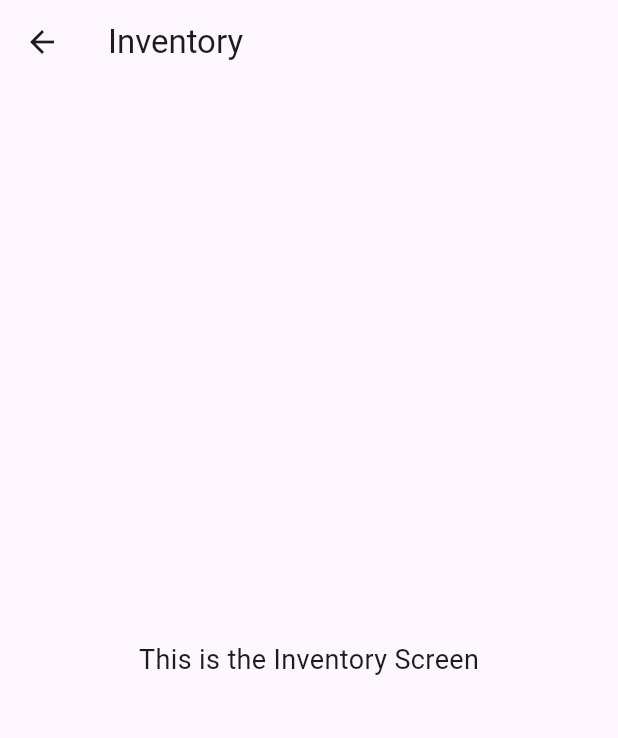
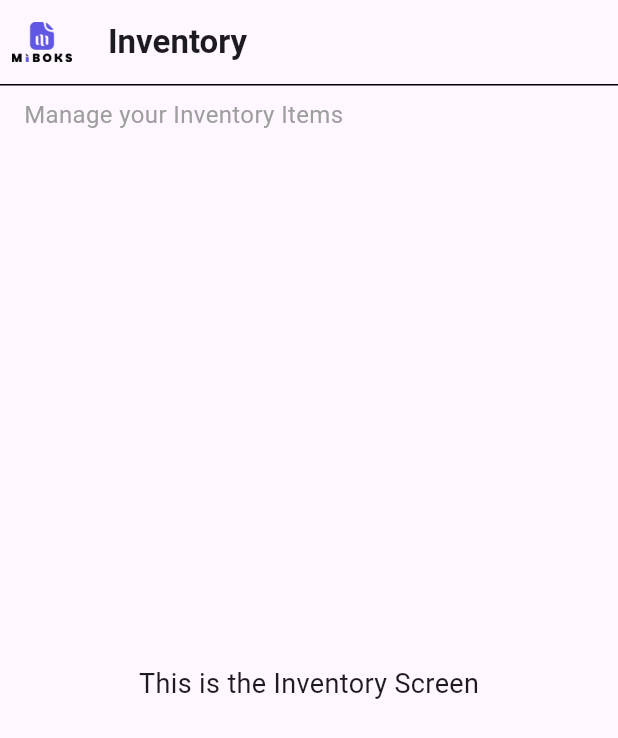
Before and after one commit to Chrisgentsl/miboks-millennialsierraleone, a Flutter app: the InventoryScreen screen opened directly, on a phone screen of 412 x 824 dp. Shown: the top 738 px of the screen. Run offline on Flutter 3.47's test engine with Material 3 defaults, Android fonts, the phone set to English and light mode, and no system bars; our stand-ins replace cloud_firestore, firebase_auth, firebase_core, shared_preferences; accounts and stored records are empty.

Commit message:
added app bar design on the inventory screen

```diff
--- a/lib/screens/inventory_screen.dart
+++ b/lib/screens/inventory_screen.dart
@@ -1,4 +1,5 @@
 import 'package:flutter/material.dart';
+import '../logo_widget.dart';
 
 class InventoryScreen extends StatelessWidget {
   const InventoryScreen({super.key});
@@ -7,13 +8,49 @@ class InventoryScreen extends StatelessWidget {
   Widget build(BuildContext context) {
     return Scaffold(
       appBar: AppBar(
-        title: const Text('Inventory'),
+        leading: const Padding(
+          padding: EdgeInsets.all(8.0),
+          child: LogoWidget(
+            size: 40, // Adjust size for the top-left corner
+            animate: true, // Disable animation for static placement
+          ),
+        ),
+        title: const Text(
+          'Inventory',
+          style: TextStyle(
+            fontWeight: FontWeight.bold, // Made the text bold
+          ),
+        ),
+        actions: [],
       ),
-      body: Center(
-        child: Text(
-          'This is the Inventory Screen',
-          style: TextStyle(fontSize: 18),
-        ),
+      body: Column(
+        children: [
+          Container(
+            height: 1.0,
+            color: Colors.black, // Black horizontal line
+          ),
+          const Padding(
+            padding: EdgeInsets.only(left: 16.0, top: 8.0),
+            child: Align(
+              alignment: Alignment.centerLeft,
+              child: Text(
+                'Manage your Inventory Items',
+                style: TextStyle(
+                  fontSize: 16,
+                  color: Colors.grey, // Grey color for the text
+                ),
+              ),
+            ),
+          ),
+          Expanded(
+            child: Center(
+              child: Text(
+                'This is the Inventory Screen',
+                style: TextStyle(fontSize: 18),
+              ),
+            ),
+          ),
+        ],
       ),
     );
   }
```
